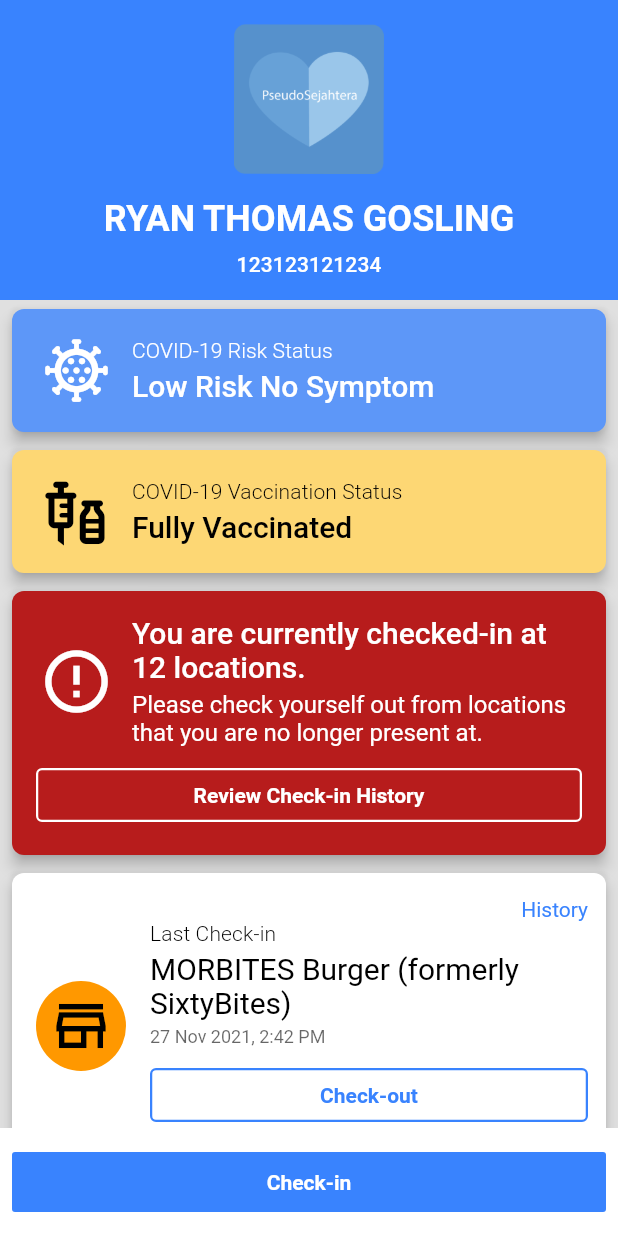
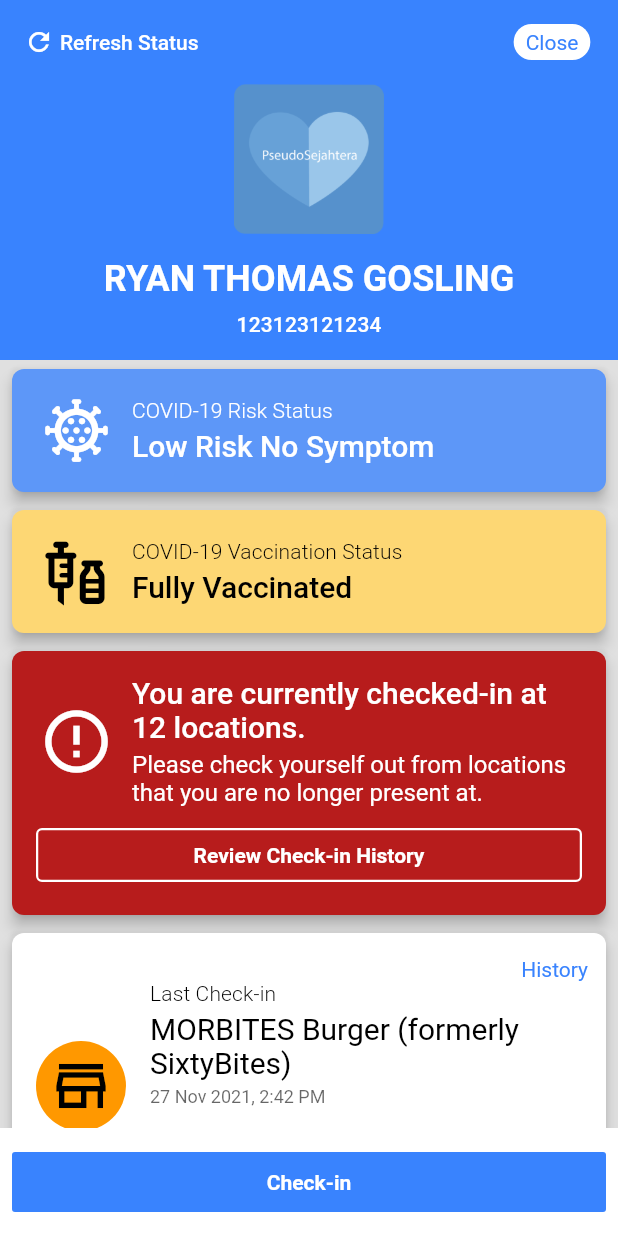
Before and after one commit to benz93chung/pseudosejahtera, a Flutter app: the screen it shows after launch, on a phone screen of 412 x 824 dp. Run offline on Flutter 3.47's test engine with Material 2 defaults, Android fonts, the phone set to English and light mode, and no system bars; our stand-ins replace equatable; missing offline and left inert: flutter_statusbarcolor_ns.

Commit message:
Added StartPage + misc

```diff
--- a/lib/app.dart
+++ b/lib/app.dart
@@ -1,6 +1,6 @@
 import 'package:flutter/material.dart';
 import 'package:pseudosejahtera/constants/dimensions.dart';
-import 'package:pseudosejahtera/screens/status_page/status_page.dart';
+import 'package:pseudosejahtera/screens/start_page/start_page.dart';
 
 class MyApp extends StatelessWidget {
   const MyApp({Key? key}) : super(key: key);
@@ -43,7 +43,7 @@ class MyApp extends StatelessWidget {
             onError: Colors.white,
           ),
         ),
-        home: const StatusPage(),
+        home: const StartPage(),
       );
     });
   }
--- a/lib/components/pseudo_button.dart
+++ b/lib/components/pseudo_button.dart
@@ -7,6 +7,7 @@ class PseudoButton extends StatelessWidget {
   final GestureTapCallback onPressed;
   final double? minWidth;
   final double? elevation;
+  final Color? backgroundColor;
 
   const PseudoButton({
     Key? key,
@@ -15,6 +16,7 @@ class PseudoButton extends StatelessWidget {
     this.padding = const EdgeInsets.all(spacingSmall),
     this.minWidth,
     this.elevation = 0,
+    this.backgroundColor,
   }) : super(key: key);
 
   @override
@@ -23,12 +25,11 @@ class PseudoButton extends StatelessWidget {
       builder: (context) {
         final theme = Theme.of(context);
         final colorScheme = theme.colorScheme;
-        final textTheme = theme.textTheme;
 
         return MaterialButton(
           onPressed: onPressed,
           padding: padding,
-          color: colorScheme.primary,
+          color: backgroundColor ?? colorScheme.primary,
           child: Padding(
             padding: const EdgeInsets.all(spacingSmall),
             child: child,
--- a/lib/constants/dimensions.dart
+++ b/lib/constants/dimensions.dart
@@ -30,3 +30,5 @@ const double pseudoSejahteraLogoHeight = 100.0;
 
 const double checkInCardIconSize = 44.0;
 const double statusPageCardIconSize = 50.0;
+
+const double refreshStatusIconSize = 20.0;
--- /dev/null
+++ b/lib/screens/start_page/start_page.dart
@@ -0,0 +1,16 @@
+import 'package:flutter/material.dart';
+import 'package:pseudosejahtera/components/pseudo_scaffold.dart';
+import 'package:pseudosejahtera/screens/start_page/start_page_app_bar.dart';
+import 'package:pseudosejahtera/screens/status_page/status_page.dart';
+
+class StartPage extends StatelessWidget {
+  const StartPage({Key? key}) : super(key: key);
+
+  @override
+  Widget build(BuildContext context) {
+    return const PseudoScaffold(
+      appBar: StartPageAppBar(),
+      body: StatusPage(),
+    );
+  }
+}
--- /dev/null
+++ b/lib/screens/start_page/start_page_app_bar.dart
@@ -0,0 +1,70 @@
+import 'package:flutter/material.dart';
+import 'package:pseudosejahtera/components/pseudo_button.dart';
+import 'package:pseudosejahtera/constants/dimensions.dart';
+
+class StartPageAppBar extends StatelessWidget implements PreferredSizeWidget {
+  const StartPageAppBar({Key? key}) : super(key: key);
+
+  @override
+  Size get preferredSize => const Size.fromHeight(kToolbarHeight);
+
+  @override
+  Widget build(BuildContext context) {
+    return Builder(
+      builder: (context) {
+        final theme = Theme.of(context);
+
+        return AppBar(
+          elevation: 0,
+          backgroundColor: theme.colorScheme.primary,
+          title: GestureDetector(
+            onTap: () {},
+            child: Row(
+              children: [
+                Icon(
+                  Icons.refresh,
+                  size: refreshStatusIconSize,
+                  color: theme.colorScheme.onPrimary,
+                ),
+                const Padding(padding: EdgeInsets.symmetric(horizontal: spacingXSmall)),
+                Text(
+                  'Refresh Status',
+                  style: theme.textTheme.button?.copyWith(
+                    color: theme.colorScheme.onPrimary,
+                  ),
+                ),
+              ],
+            ),
+          ),
+          centerTitle: false,
+          actions: [
+            PseudoButton(
+              child: Container(
+                decoration: BoxDecoration(
+                  color: theme.colorScheme.surface,
+                  borderRadius: BorderRadius.circular(
+                    circularRadius,
+                  ),
+                ),
+                child: Padding(
+                  padding: const EdgeInsets.symmetric(
+                    horizontal: spacingMid,
+                    vertical: spacingSmall,
+                  ),
+                  child: Text(
+                    'Close',
+                    style: TextStyle(
+                      color: theme.colorScheme.primary,
+                      fontWeight: FontWeight.w400,
+                    ),
+                  ),
+                ),
+              ),
+              onPressed: () {},
+            ),
+          ],
+        );
+      },
+    );
+  }
+}
--- a/lib/screens/status_page/components/name_and_ic_number_section.dart
+++ b/lib/screens/status_page/components/name_and_ic_number_section.dart
@@ -24,7 +24,7 @@ class NameAndICNumberSection extends StatelessWidget {
             crossAxisAlignment: CrossAxisAlignment.center,
             children: [
               Padding(
-                padding: const EdgeInsets.symmetric(vertical: spacingLarge),
+                padding: const EdgeInsets.only(bottom: spacingLarge),
                 child: Image.asset(
                   'assets/icon/icon.png',
                   width: pseudoSejahteraLogoWidth,
```
Also changed, not shown: 2 other files.
